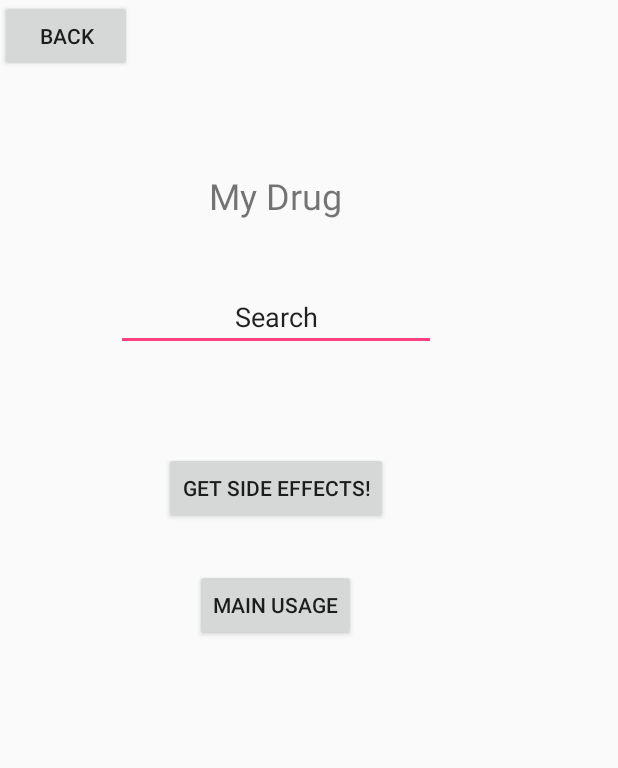
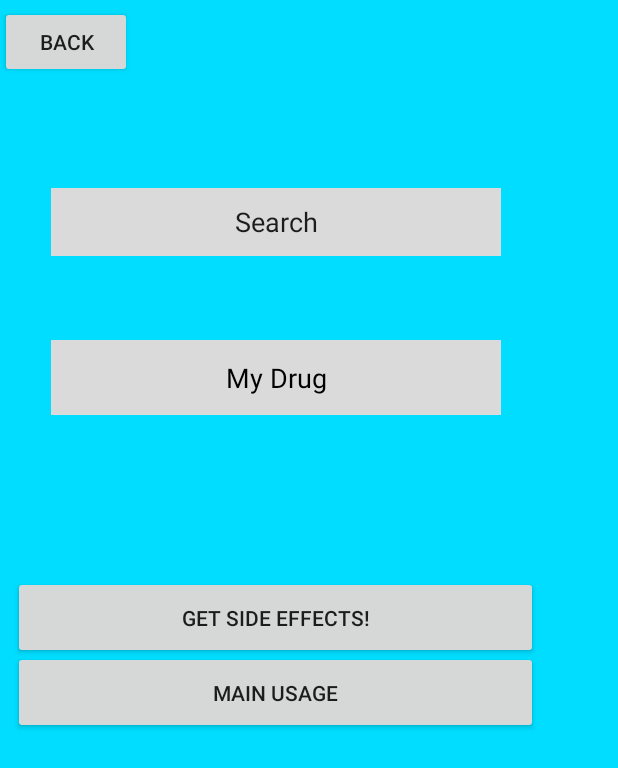
Before and after one commit to erlunlian/CameraTextRecognition, an Android app: the TypeActivity screen opened directly, with no data from a screen before it, on a phone screen of 412 x 824 dp. Shown: the top 768 px of the screen. Run offline under Robolectric (Android 15) with nearby library versions, the phone set to English and light mode, and no system bars.

```diff
--- a/app/src/main/res/layout/activity_type.xml
+++ b/app/src/main/res/layout/activity_type.xml
@@ -4,42 +4,46 @@
     xmlns:tools="http://schemas.android.com/tools"
     android:layout_width="match_parent"
     android:layout_height="match_parent"
+    android:background="@android:color/holo_blue_bright"
     tools:context=".TypeActivity">
 
     <RelativeLayout
         android:layout_width="368dp"
         android:layout_height="495dp"
-        tools:layout_editor_absoluteX="8dp"
-        tools:layout_editor_absoluteY="8dp">
+        android:layout_marginTop="4dp"
+        app:layout_constraintTop_toTopOf="parent"
+        tools:layout_editor_absoluteX="8dp">
 
         <Button
             android:id="@+id/Button1"
-            android:layout_width="wrap_content"
-            android:layout_height="wrap_content"
+            android:layout_width="350dp"
+            android:layout_height="55dp"
             android:layout_alignParentBottom="true"
             android:layout_centerHorizontal="true"
-            android:layout_marginBottom="146dp"
+            android:layout_marginBottom="60dp"
             android:text="@string/Submit" />
 
         <TextView
             android:id="@+id/textView"
-            android:layout_width="wrap_content"
-            android:layout_height="wrap_content"
-            android:layout_alignParentTop="true"
-            android:layout_centerHorizontal="true"
-            android:layout_marginTop="114dp"
+            android:layout_width="300dp"
+            android:layout_height="50dp"
+            android:layout_centerInParent="true"
+            android:background="#dadada"
+            android:gravity="center"
             android:text="@string/Input"
-            android:textSize="24sp" />
+            android:textColor="@android:color/background_dark"
+            android:textSize="18sp" />
 
         <EditText
             android:id="@+id/editText2"
-            android:layout_width="wrap_content"
-            android:layout_height="wrap_content"
-            android:layout_below="@+id/textView"
+            android:layout_width="300dp"
+            android:layout_height="45dp"
+            android:layout_alignParentTop="true"
             android:layout_centerHorizontal="true"
-            android:layout_marginTop="42dp"
+            android:layout_marginTop="121dp"
+            android:background="#dadada"
             android:ems="10"
-            android:gravity="center_horizontal"
+            android:gravity="center"
             android:imeOptions="actionDone"
             android:inputType="textPersonName"
             android:text="@string/Default_Drug" />
@@ -54,11 +58,11 @@
 
         <Button
             android:id="@+id/Purpose"
-            android:layout_width="wrap_content"
-            android:layout_height="wrap_content"
+            android:layout_width="350dp"
+            android:layout_height="55dp"
             android:layout_alignParentBottom="true"
             android:layout_centerHorizontal="true"
-            android:layout_marginBottom="68dp"
+            android:layout_marginBottom="10dp"
             android:text="@string/main_usage" />
 
 
```
